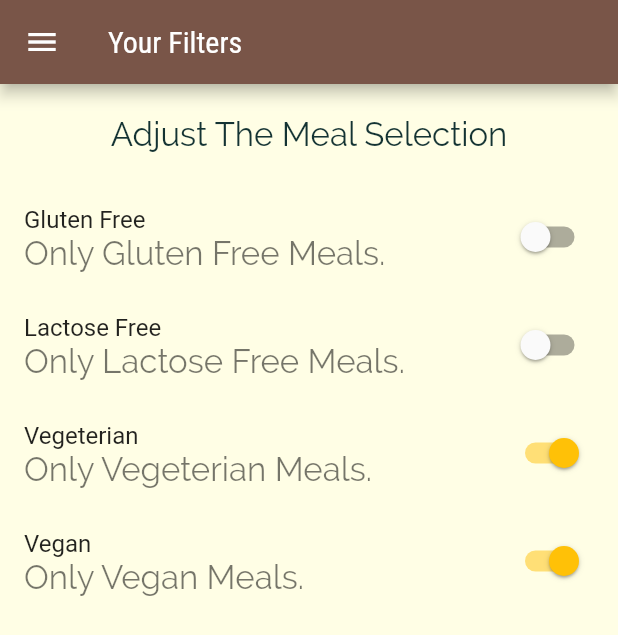
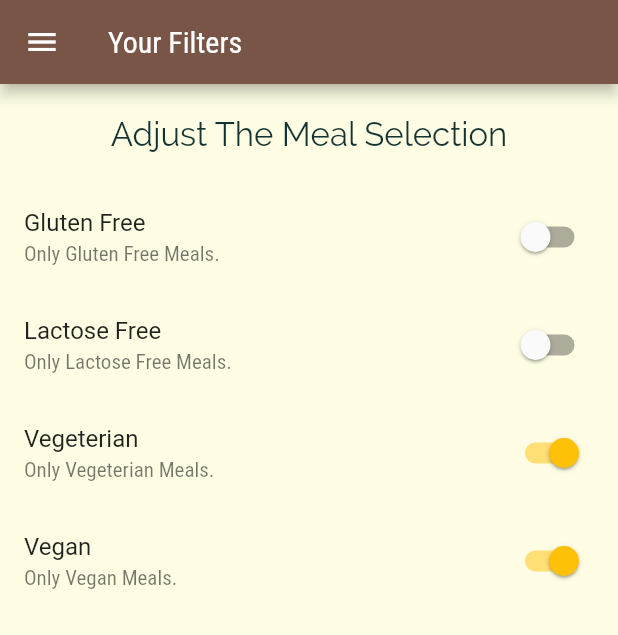
Before and after one commit to cosmasnyairo/meals_app, a Flutter app: the FilterScreen screen opened by its route, on a phone screen of 412 x 824 dp. Shown: the top 635 px of the screen. Run offline on Flutter 3.47's test engine with Material 2 defaults, Android fonts, the phone set to English and light mode, and no system bars.

Commit message:
New Commit

```diff
--- a/lib/main.dart
+++ b/lib/main.dart
@@ -7,8 +7,19 @@ import './screens/tabs_screen.dart';
 
 void main() => runApp(MyApp());
 
-class MyApp extends StatelessWidget {
+class MyApp extends StatefulWidget {
   // This widget is the root of your application.
+  @override
+  _MyAppState createState() => _MyAppState();
+}
+
+class _MyAppState extends State<MyApp> {
+  Map<String, bool> _filters = {
+    'gluten': false,
+    'lactose': false,
+    'vegeterian': false,
+    'vegan': false,
+  };
   @override
   Widget build(BuildContext context) {
     return MaterialApp(
@@ -21,11 +32,11 @@ class MyApp extends StatelessWidget {
         textTheme: ThemeData.light().textTheme.copyWith(
             body1: TextStyle(
               color: Color.fromRGBO(20, 51, 51, 1),
-              fontSize: 22,
-              fontFamily: 'Raleway',
             ),
             body2: TextStyle(
               color: Color.fromRGBO(20, 51, 51, 1),
+              fontSize: 22,
+              fontFamily: 'Raleway',
             ),
             title: TextStyle(
               fontSize: 22,
@@ -42,7 +53,7 @@ class MyApp extends StatelessWidget {
       },
       onUnknownRoute: (settings) {
         return MaterialPageRoute(
-          builder: (ctx) => CategoryMealsScreen(),
+          builder: (ctx) => TabsScreen(),
         );
       },
     );
--- a/lib/screens/filters_screen.dart
+++ b/lib/screens/filters_screen.dart
@@ -43,7 +43,7 @@ class _FilterScreenState extends State<FilterScreen> {
             alignment: Alignment.center,
             padding: EdgeInsets.all(20),
             child: Text('Adjust The Meal Selection',
-                style: Theme.of(context).textTheme.body1),
+                style: Theme.of(context).textTheme.body2),
           ),
           Expanded(
             child: ListView(
```
